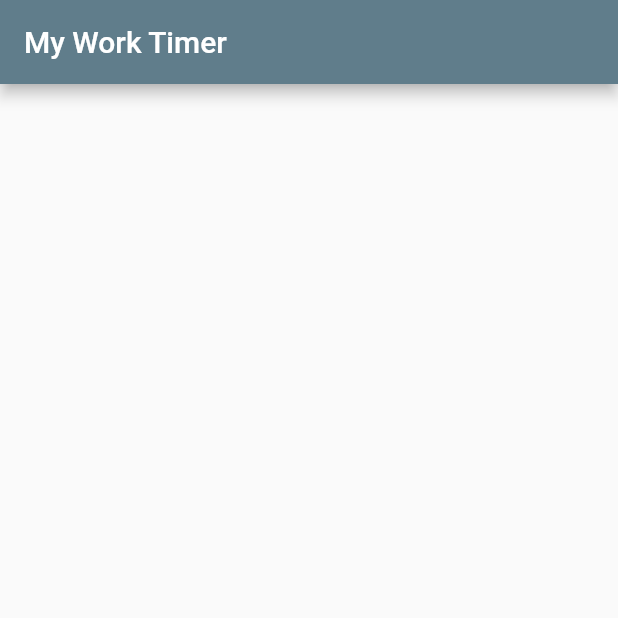
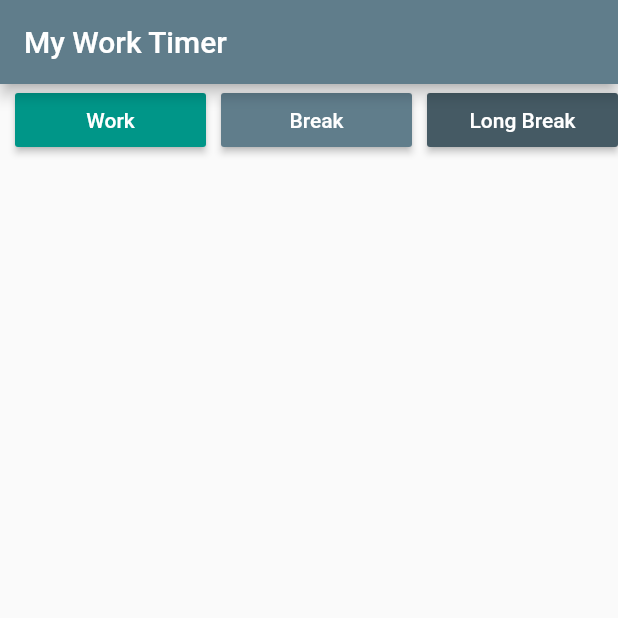
Before and after one commit to VickyKumarXaxa/timer, a Flutter app: the screen it shows after launch, on a phone screen of 412 x 824 dp, the top half of it. Run offline on Flutter 3.47's test engine with Material 2 defaults, Android fonts, the phone set to English and light mode, and no system bars.

Commit message:
Added ProductivityButton widget
Created ProductivityButton in widgets file and added in TimerHomePage

```diff
--- a/lib/main.dart
+++ b/lib/main.dart
@@ -1,4 +1,5 @@
 import 'package:flutter/material.dart';
+import 'package:timer/widgets.dart';
 
 void main() {
   return runApp(const MyApp());
@@ -6,6 +7,7 @@ void main() {
 
 class MyApp extends StatelessWidget {
   const MyApp({super.key});
+  final double defaultPadding = 5.0;
 
   @override
   Widget build(BuildContext context) {
@@ -15,10 +17,13 @@ class MyApp extends StatelessWidget {
       home: TimerHomePage(),
     );
   }
+
+  void emptyMethod() {}
 }
 
 class TimerHomePage extends StatelessWidget {
   const TimerHomePage({Key? key}) : super(key: key);
+  final double defaultPadding = 5.0;
 
   @override
   Widget build(BuildContext context) {
@@ -27,7 +32,46 @@ class TimerHomePage extends StatelessWidget {
         title: const Text('My Work Timer'),
       ),
       body: Center(
-        child: Column(),
+        child: Column(
+          children: [
+            Row(
+              children: [
+                Padding(
+                  padding: EdgeInsets.all(defaultPadding),
+                ),
+                Expanded(
+                  child: ProductivityButton(
+                      color: const Color(0xff009688),
+                      text: 'Work',
+                      size: 10.0,
+                      onPressed: () {}),
+                ),
+                Padding(
+                  padding: EdgeInsets.all(defaultPadding),
+                ),
+                Expanded(
+                  child: ProductivityButton(
+                    color: const Color(0xff607d8b),
+                    text: 'Break',
+                    size: 10.0,
+                    onPressed: () {},
+                  ),
+                ),
+                Padding(
+                  padding: EdgeInsets.all(defaultPadding),
+                ),
+                Expanded(
+                  child: ProductivityButton(
+                    color: const Color(0xff455a64),
+                    text: "Long Break",
+                    size: 10.0,
+                    onPressed: () {},
+                  ),
+                ),
+              ],
+            ),
+          ],
+        ),
       ),
     );
   }
--- a/lib/widgets.dart
+++ b/lib/widgets.dart
@@ -0,0 +1,27 @@
+import 'package:flutter/material.dart';
+
+class ProductivityButton extends StatelessWidget {
+  final Color color;
+  final String text;
+  final double size;
+  final VoidCallback onPressed;
+  const ProductivityButton(
+      {required this.color,
+      required this.text,
+      required this.size,
+      required this.onPressed,
+      super.key});
+
+  @override
+  Widget build(BuildContext context) {
+    return MaterialButton(
+      onPressed: onPressed,
+      color: color,
+      minWidth: size,
+      child: Text(
+        text,
+        style: const TextStyle(color: Colors.white),
+      ),
+    );
+  }
+}
```
